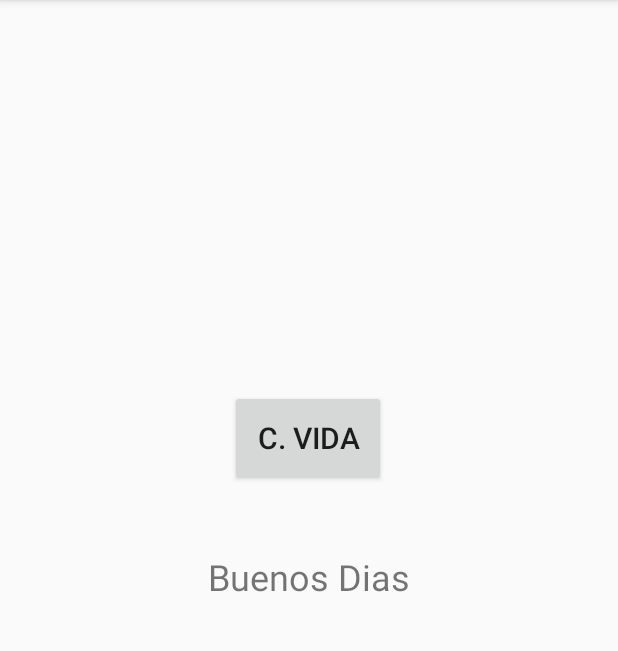
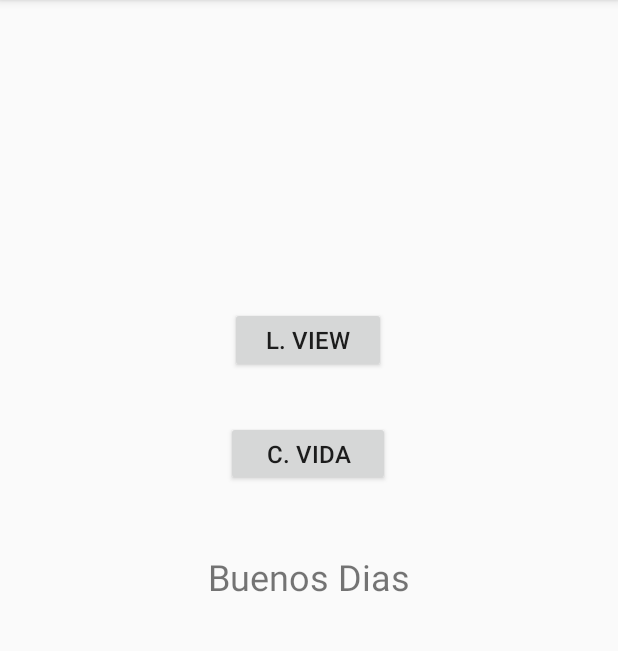
Before and after one commit to EPN-2023B-Moviles-GR2SW/mov-gr2sw-carvajal-mora-daniel-alejandro, an Android app built with Jetpack Compose: the screen it shows after launch (MainActivity), on a phone screen of 412 x 824 dp, the part 84-735 px from its top. Run offline under Robolectric (Android 15) with nearby library versions, the phone set to English and light mode, and no system bars.

Commit message:
Agregar List View

```diff
--- a/02_Android/03_Boton_Snackbar/app/src/main/AndroidManifest.xml
+++ b/02_Android/03_Boton_Snackbar/app/src/main/AndroidManifest.xml
@@ -12,6 +12,9 @@
         android:supportsRtl="true"
         android:theme="@style/Theme.AppCompat.Light"
         tools:targetApi="31">
+        <activity
+            android:name=".BListView"
+            android:exported="false" />
         <activity
             android:name=".ACicloVida"
             android:exported="false" />
--- a/02_Android/03_Boton_Snackbar/app/src/main/java/com/example/botones_y_snackbar/MainActivity.kt
+++ b/02_Android/03_Boton_Snackbar/app/src/main/java/com/example/botones_y_snackbar/MainActivity.kt
@@ -16,6 +16,11 @@ class MainActivity : AppCompatActivity() {
         botonCicloVida.setOnClickListener{
             irActividad(ACicloVida::class.java)
         }
+
+        val botonListView = findViewById<Button>(R.id.btn_ir_list_view)
+        botonListView.setOnClickListener{
+            irActividad(BListView::class.java)
+        }
     }
 
     // Funcion
--- a/02_Android/03_Boton_Snackbar/app/src/main/res/layout/activity_main.xml
+++ b/02_Android/03_Boton_Snackbar/app/src/main/res/layout/activity_main.xml
@@ -18,13 +18,24 @@
 
     <Button
         android:id="@+id/btn_ciclo_vida"
-        android:layout_width="104dp"
-        android:layout_height="64dp"
+        android:layout_width="109dp"
+        android:layout_height="43dp"
         android:layout_marginBottom="44dp"
         android:text="C. Vida"
-        android:textSize="20sp"
+        android:textSize="16sp"
         app:layout_constraintBottom_toTopOf="@+id/textView"
         app:layout_constraintEnd_toEndOf="@+id/textView"
         app:layout_constraintHorizontal_bias="0.482"
         app:layout_constraintStart_toStartOf="@+id/textView" />
+
+    <Button
+        android:id="@+id/btn_ir_list_view"
+        android:layout_width="104dp"
+        android:layout_height="44dp"
+        android:layout_marginBottom="32dp"
+        android:text="L. View"
+        android:textSize="16sp"
+        app:layout_constraintBottom_toTopOf="@+id/btn_ciclo_vida"
+        app:layout_constraintEnd_toEndOf="@+id/btn_ciclo_vida"
+        app:layout_constraintStart_toStartOf="@+id/btn_ciclo_vida" />
 </androidx.constraintlayout.widget.ConstraintLayout>
--- /dev/null
+++ b/02_Android/build.gradle
@@ -0,0 +1 @@
+// Top-level build file where you can add configuration options common to all sub-projects/modules.
```
Also changed, not shown: 02_Android/03_Boton_Snackbar/app/src/main/java/com/example/botones_y_snackbar/BBaseDatosMemoria.kt (added, +21 -0 lines), 02_Android/03_Boton_Snackbar/app/src/main/java/com/example/botones_y_snackbar/BEntrenador.kt (added, +7 -0 lines), 02_Android/03_Boton_Snackbar/app/src/main/java/com/example/botones_y_snackbar/BListView.kt (added, +33 -0 lines), 02_Android/03_Boton_Snackbar/app/src/main/res/layout/activity_blist_view.xml (added, +29 -0 lines).
